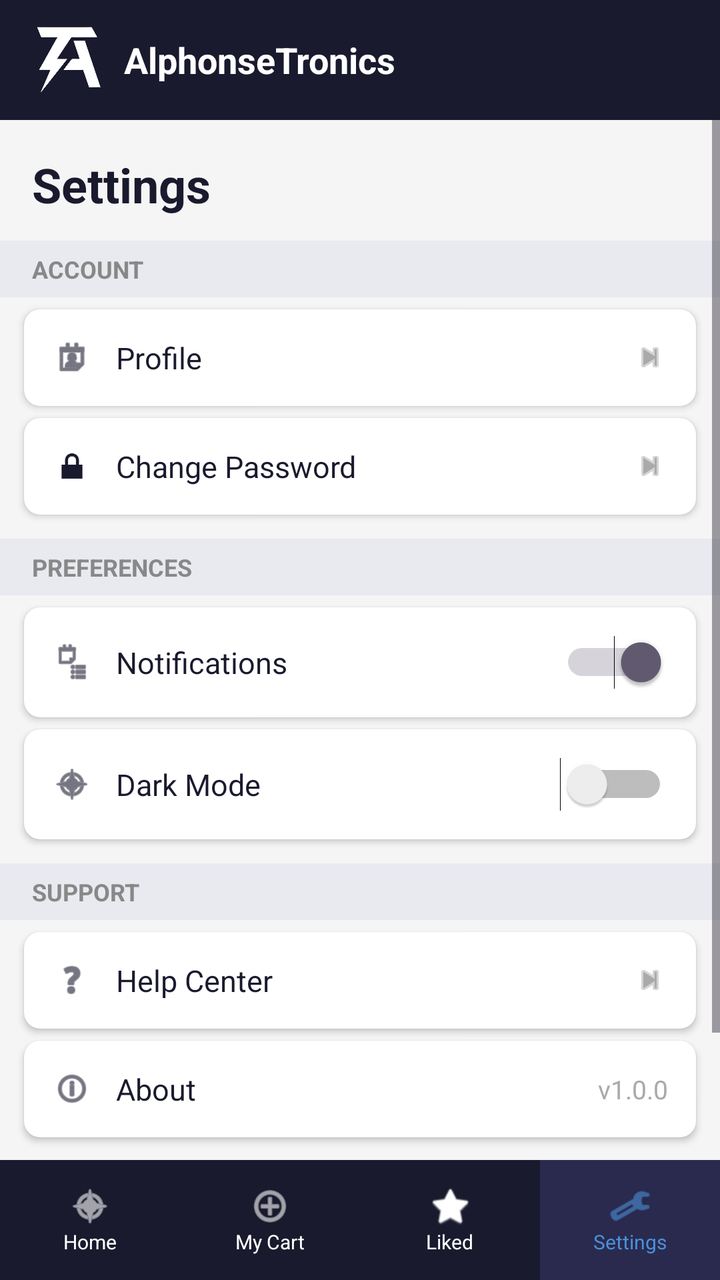
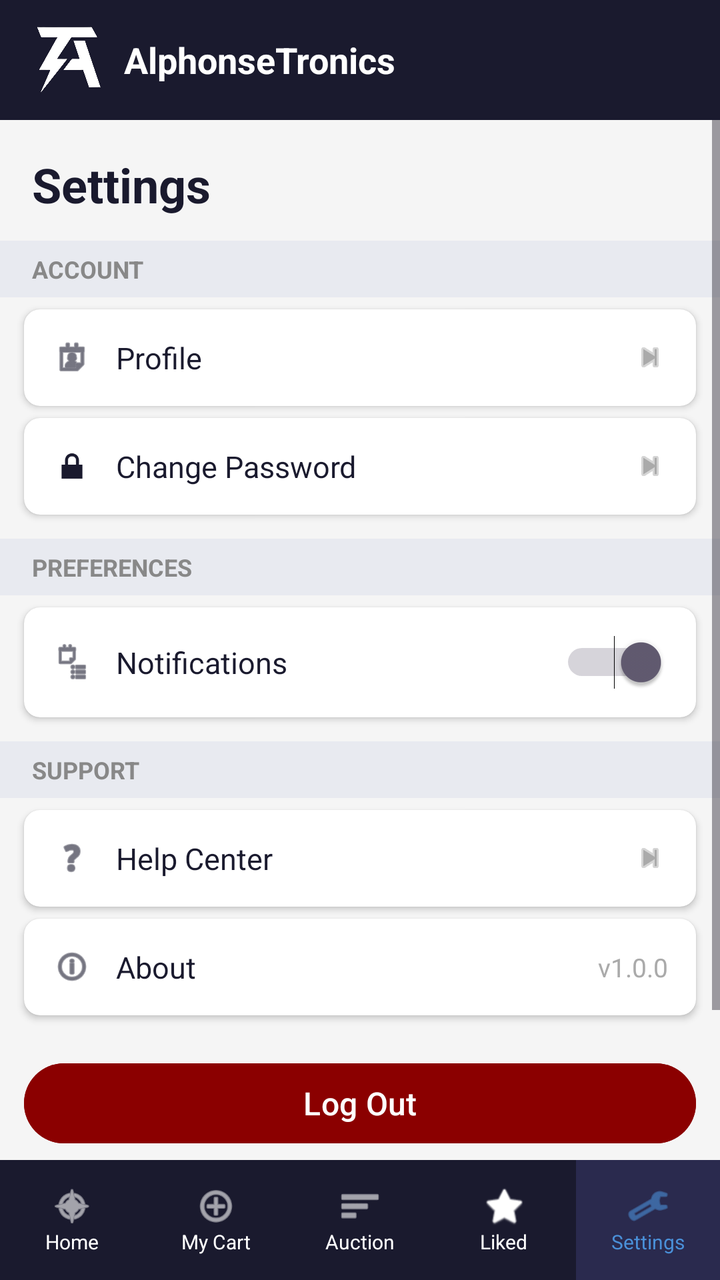

Screens rendered from an Android XML layout before and after an edit, with the pre-edit source and the edit as a unified diff.
<!-- AndroidManifest.xml: application theme Theme.AlphonseTronics -->
<!-- res/layout/activity_settings.xml -->
<?xml version="1.0" encoding="utf-8"?>
<androidx.constraintlayout.widget.ConstraintLayout xmlns:android="http://schemas.android.com/apk/res/android"
    xmlns:app="http://schemas.android.com/apk/res-auto"
    android:layout_width="match_parent"
    android:layout_height="match_parent"
    android:background="#F5F5F5">

    
    <LinearLayout
        android:id="@+id/topBar"
        android:layout_width="0dp"
        android:layout_height="60dp"
        android:background="#1A1A2E"
        android:gravity="center_vertical"
        android:orientation="horizontal"
        android:paddingStart="16dp"
        android:paddingEnd="16dp"
        app:layout_constraintTop_toTopOf="parent"
        app:layout_constraintStart_toStartOf="parent"
        app:layout_constraintEnd_toEndOf="parent">

        <ImageView
            android:layout_width="36dp"
            android:layout_height="36dp"
            android:src="@drawable/logo_inverted"
            android:scaleType="fitCenter"
            android:layout_marginEnd="10dp" />

        <TextView
            android:layout_width="0dp"
            android:layout_height="wrap_content"
            android:layout_weight="1"
            android:text="AlphonseTronics"
            android:textColor="#FFFFFF"
            android:textSize="18sp"
            android:textStyle="bold" />

    </LinearLayout>

    
    <ScrollView
        android:layout_width="0dp"
        android:layout_height="0dp"
        android:layout_marginTop="0dp"
        app:layout_constraintTop_toBottomOf="@id/topBar"
        app:layout_constraintBottom_toTopOf="@id/bottomNav"
        app:layout_constraintStart_toStartOf="parent"
        app:layout_constraintEnd_toEndOf="parent">

        <LinearLayout
            android:layout_width="match_parent"
            android:layout_height="wrap_content"
            android:orientation="vertical"
            android:paddingBottom="16dp">

            
            <TextView
                android:layout_width="wrap_content"
                android:layout_height="wrap_content"
                android:text="Settings"
                android:textColor="#1A1A2E"
                android:textSize="24sp"
                android:textStyle="bold"
                android:layout_marginStart="16dp"
                android:layout_marginTop="16dp"
                android:layout_marginBottom="12dp" />

            
            <TextView
                android:layout_width="match_parent"
                android:layout_height="wrap_content"
                android:text="ACCOUNT"
                android:textColor="#888888"
                android:textSize="12sp"
                android:textStyle="bold"
                android:background="#E8EAF0"
                android:paddingStart="16dp"
                android:paddingEnd="16dp"
                android:paddingTop="6dp"
                android:paddingBottom="6dp" />

            
            <androidx.cardview.widget.CardView
                android:id="@+id/rowProfile"
                android:layout_width="match_parent"
                android:layout_height="wrap_content"
                android:layout_marginStart="12dp"
                android:layout_marginEnd="12dp"
                android:layout_marginTop="6dp"
                android:clickable="true"
                android:focusable="true"
                app:cardCornerRadius="8dp"
                app:cardElevation="2dp">

                <LinearLayout
                    android:layout_width="match_parent"
                    android:layout_height="wrap_content"
                    android:orientation="horizontal"
                    android:gravity="center_vertical"
                    android:padding="14dp">

                    <ImageView
                        android:layout_width="20dp"
                        android:layout_height="20dp"
                        android:src="@android:drawable/ic_menu_my_calendar"
                        app:tint="#1A1A2E"
                        android:layout_marginEnd="12dp" />

                    <TextView
                        android:layout_width="0dp"
                        android:layout_height="wrap_content"
                        android:layout_weight="1"
                        android:text="Profile"
                        android:textColor="#1A1A2E"
                        android:textSize="15sp" />

                    <ImageView
                        android:layout_width="18dp"
                        android:layout_height="18dp"
                        android:src="@android:drawable/ic_media_next"
                        app:tint="#AAAAAA" />
                </LinearLayout>
            </androidx.cardview.widget.CardView>

            
            <androidx.cardview.widget.CardView
                android:id="@+id/rowChangePassword"
                android:layout_width="match_parent"
                android:layout_height="wrap_content"
                android:layout_marginStart="12dp"
                android:layout_marginEnd="12dp"
                android:layout_marginTop="6dp"
                android:clickable="true"
                android:focusable="true"
                app:cardCornerRadius="8dp"
                app:cardElevation="2dp">

                <LinearLayout
                    android:layout_width="match_parent"
                    android:layout_height="wrap_content"
                    android:orientation="horizontal"
                    android:gravity="center_vertical"
                    android:padding="14dp">

                    <ImageView
                        android:layout_width="20dp"
                        android:layout_height="20dp"
                        android:src="@android:drawable/ic_lock_lock"
                        app:tint="#1A1A2E"
                        android:layout_marginEnd="12dp" />

                    <TextView
                        android:layout_width="0dp"
                        android:layout_height="wrap_content"
                        android:layout_weight="1"
                        android:text="Change Password"
                        android:textColor="#1A1A2E"
                        android:textSize="15sp" />

                    <ImageView
                        android:layout_width="18dp"
                        android:layout_height="18dp"
                        android:src="@android:drawable/ic_media_next"
                        app:tint="#AAAAAA" />
                </LinearLayout>
            </androidx.cardview.widget.CardView>

            
            <TextView
                android:layout_width="match_parent"
                android:layout_height="wrap_content"
                android:text="PREFERENCES"
                android:textColor="#888888"
                android:textSize="12sp"
                android:textStyle="bold"
                android:background="#E8EAF0"
                android:paddingStart="16dp"
                android:paddingEnd="16dp"
                android:paddingTop="6dp"
                android:paddingBottom="6dp"
                android:layout_marginTop="12dp" />

            
            <androidx.cardview.widget.CardView
                android:layout_width="match_parent"
                android:layout_height="wrap_content"
                android:layout_marginStart="12dp"
                android:layout_marginEnd="12dp"
                android:layout_marginTop="6dp"
                app:cardCornerRadius="8dp"
                app:cardElevation="2dp">

                <LinearLayout
                    android:layout_width="match_parent"
                    android:layout_height="wrap_content"
                    android:orientation="horizontal"
                    android:gravity="center_vertical"
                    android:padding="14dp">

                    <ImageView
                        android:layout_width="20dp"
                        android:layout_height="20dp"
                        android:src="@android:drawable/ic_menu_agenda"
                        app:tint="#1A1A2E"
                        android:layout_marginEnd="12dp" />

                    <TextView
                        android:layout_width="0dp"
                        android:layout_height="wrap_content"
                        android:layout_weight="1"
                        android:text="Notifications"
                        android:textColor="#1A1A2E"
                        android:textSize="15sp" />

                    <Switch
                        android:id="@+id/switchNotifications"
                        android:layout_width="wrap_content"
                        android:layout_height="wrap_content"
                        android:checked="true" />
                </LinearLayout>
            </androidx.cardview.widget.CardView>

            
            <androidx.cardview.widget.CardView
                android:layout_width="match_parent"
                android:layout_height="wrap_content"
                android:layout_marginStart="12dp"
                android:layout_marginEnd="12dp"
                android:layout_marginTop="6dp"
                app:cardCornerRadius="8dp"
                app:cardElevation="2dp">

                <LinearLayout
                    android:layout_width="match_parent"
                    android:layout_height="wrap_content"
                    android:orientation="horizontal"
                    android:gravity="center_vertical"
                    android:padding="14dp">

                    <ImageView
                        android:layout_width="20dp"
                        android:layout_height="20dp"
                        android:src="@android:drawable/ic_menu_compass"
                        app:tint="#1A1A2E"
                        android:layout_marginEnd="12dp" />

                    <TextView
                        android:layout_width="0dp"
                        android:layout_height="wrap_content"
                        android:layout_weight="1"
                        android:text="Dark Mode"
                        android:textColor="#1A1A2E"
                        android:textSize="15sp" />

                    <Switch
                        android:id="@+id/switchDarkMode"
                        android:layout_width="wrap_content"
                        android:layout_height="wrap_content"
                        android:checked="false" />
                </LinearLayout>
            </androidx.cardview.widget.CardView>

            
            <TextView
                android:layout_width="match_parent"
                android:layout_height="wrap_content"
                android:text="SUPPORT"
                android:textColor="#888888"
                android:textSize="12sp"
                android:textStyle="bold"
                android:background="#E8EAF0"
                android:paddingStart="16dp"
                android:paddingEnd="16dp"
                android:paddingTop="6dp"
                android:paddingBottom="6dp"
                android:layout_marginTop="12dp" />

            
            <androidx.cardview.widget.CardView
                android:id="@+id/rowHelpCenter"
                android:layout_width="match_parent"
                android:layout_height="wrap_content"
                android:layout_marginStart="12dp"
                android:layout_marginEnd="12dp"
                android:layout_marginTop="6dp"
                android:clickable="true"
                android:focusable="true"
                app:cardCornerRadius="8dp"
                app:cardElevation="2dp">

                <LinearLayout
                    android:layout_width="match_parent"
                    android:layout_height="wrap_content"
                    android:orientation="horizontal"
                    android:gravity="center_vertical"
                    android:padding="14dp">

                    <ImageView
                        android:layout_width="20dp"
                        android:layout_height="20dp"
                        android:src="@android:drawable/ic_menu_help"
                        app:tint="#1A1A2E"
                        android:layout_marginEnd="12dp" />

                    <TextView
                        android:layout_width="0dp"
                        android:layout_height="wrap_content"
                        android:layout_weight="1"
                        android:text="Help Center"
                        android:textColor="#1A1A2E"
                        android:textSize="15sp" />

                    <ImageView
                        android:layout_width="18dp"
                        android:layout_height="18dp"
                        android:src="@android:drawable/ic_media_next"
                        app:tint="#AAAAAA" />
                </LinearLayout>
            </androidx.cardview.widget.CardView>

            
            <androidx.cardview.widget.CardView
                android:id="@+id/rowAbout"
                android:layout_width="match_parent"
                android:layout_height="wrap_content"
                android:layout_marginStart="12dp"
                android:layout_marginEnd="12dp"
                android:layout_marginTop="6dp"
                android:clickable="true"
                android:focusable="true"
                app:cardCornerRadius="8dp"
                app:cardElevation="2dp">

                <LinearLayout
                    android:layout_width="match_parent"
                    android:layout_height="wrap_content"
                    android:orientation="horizontal"
                    android:gravity="center_vertical"
                    android:padding="14dp">

                    <ImageView
                        android:layout_width="20dp"
                        android:layout_height="20dp"
                        android:src="@android:drawable/ic_menu_info_details"
                        app:tint="#1A1A2E"
                        android:layout_marginEnd="12dp" />

                    <TextView
                        android:layout_width="0dp"
                        android:layout_height="wrap_content"
                        android:layout_weight="1"
                        android:text="About"
                        android:textColor="#1A1A2E"
                        android:textSize="15sp" />

                    <TextView
                        android:layout_width="wrap_content"
                        android:layout_height="wrap_content"
                        android:text="v1.0.0"
                        android:textColor="#AAAAAA"
                        android:textSize="13sp" />
                </LinearLayout>
            </androidx.cardview.widget.CardView>

            
            <Button
                android:id="@+id/btnLogout"
                android:layout_width="match_parent"
                android:layout_height="wrap_content"
                android:layout_marginStart="12dp"
                android:layout_marginEnd="12dp"
                android:layout_marginTop="20dp"
                android:backgroundTint="#8B0000"
                android:text="Log Out"
                android:textColor="#FFFFFF"
                android:textSize="16sp" />

        </LinearLayout>
    </ScrollView>

    
    <LinearLayout
        android:id="@+id/bottomNav"
        android:layout_width="0dp"
        android:layout_height="60dp"
        android:background="#1A1A2E"
        android:gravity="center"
        android:orientation="horizontal"
        app:layout_constraintBottom_toBottomOf="parent"
        app:layout_constraintStart_toStartOf="parent"
        app:layout_constraintEnd_toEndOf="parent">

        <LinearLayout
            android:id="@+id/navHome"
            android:layout_width="0dp"
            android:layout_height="match_parent"
            android:layout_weight="1"
            android:gravity="center"
            android:orientation="vertical"
            android:clickable="true"
            android:focusable="true">
            <ImageView
                android:layout_width="22dp"
                android:layout_height="22dp"
                android:src="@android:drawable/ic_menu_compass"
                app:tint="#FFFFFF" />
            <TextView
                android:layout_width="wrap_content"
                android:layout_height="wrap_content"
                android:text="Home"
                android:textColor="#FFFFFF"
                android:textSize="10sp" />
        </LinearLayout>

        <LinearLayout
            android:id="@+id/navCart"
            android:layout_width="0dp"
            android:layout_height="match_parent"
            android:layout_weight="1"
            android:gravity="center"
            android:orientation="vertical"
            android:clickable="true"
            android:focusable="true">
            <ImageView
                android:layout_width="22dp"
                android:layout_height="22dp"
                android:src="@android:drawable/ic_menu_add"
                app:tint="#FFFFFF" />
            <TextView
                android:layout_width="wrap_content"
                android:layout_height="wrap_content"
                android:text="My Cart"
                android:textColor="#FFFFFF"
                android:textSize="10sp" />
        </LinearLayout>

        <LinearLayout
            android:id="@+id/navLiked"
            android:layout_width="0dp"
            android:layout_height="match_parent"
            android:layout_weight="1"
            android:gravity="center"
            android:orientation="vertical"
            android:clickable="true"
            android:focusable="true">
            <ImageView
                android:layout_width="22dp"
                android:layout_height="22dp"
                android:src="@android:drawable/btn_star_big_on"
                app:tint="#FFFFFF" />
            <TextView
                android:layout_width="wrap_content"
                android:layout_height="wrap_content"
                android:text="Liked"
                android:textColor="#FFFFFF"
                android:textSize="10sp" />
        </LinearLayout>

        <LinearLayout
            android:id="@+id/navSettings"
            android:layout_width="0dp"
            android:layout_height="match_parent"
            android:layout_weight="1"
            android:gravity="center"
            android:orientation="vertical"
            android:background="#2A2A4E"
            android:clickable="true"
            android:focusable="true">
            <ImageView
                android:layout_width="22dp"
                android:layout_height="22dp"
                android:src="@android:drawable/ic_menu_manage"
                app:tint="#4A90D9" />
            <TextView
                android:layout_width="wrap_content"
                android:layout_height="wrap_content"
                android:text="Settings"
                android:textColor="#4A90D9"
                android:textSize="10sp" />
        </LinearLayout>

    </LinearLayout>

</androidx.constraintlayout.widget.ConstraintLayout>
<!-- resources referenced by this layout -->
<resources>
  <!-- drawable logo_inverted: png bitmap (drawable, 60277 bytes) -->
  <style name="Theme.AlphonseTronics" parent="Base.Theme.AlphonseTronics" />
  <style name="Base.Theme.AlphonseTronics" parent="Theme.Material3.DayNight.NoActionBar">
          
          
      </style>
</resources>

<!-- the commit's change to res/layout/activity_settings.xml (unified diff, before → after) -->
@@ -41,7 +41,6 @@
     <ScrollView
         android:layout_width="0dp"
         android:layout_height="0dp"
-        android:layout_marginTop="0dp"
         app:layout_constraintTop_toBottomOf="@id/topBar"
         app:layout_constraintBottom_toTopOf="@id/bottomNav"
         app:layout_constraintStart_toStartOf="parent"
@@ -51,7 +50,7 @@
             android:layout_width="match_parent"
             android:layout_height="wrap_content"
             android:orientation="vertical"
-            android:paddingBottom="16dp">
+            android:paddingBottom="92dp">
 
             
             <TextView
@@ -217,46 +216,6 @@
                         android:layout_width="wrap_content"
                         android:layout_height="wrap_content"
                         android:checked="true" />
-                </LinearLayout>
-            </androidx.cardview.widget.CardView>
-
-            
-            <androidx.cardview.widget.CardView
-                android:layout_width="match_parent"
-                android:layout_height="wrap_content"
-                android:layout_marginStart="12dp"
-                android:layout_marginEnd="12dp"
-                android:layout_marginTop="6dp"
-                app:cardCornerRadius="8dp"
-                app:cardElevation="2dp">
-
-                <LinearLayout
-                    android:layout_width="match_parent"
-                    android:layout_height="wrap_content"
-                    android:orientation="horizontal"
-                    android:gravity="center_vertical"
-                    android:padding="14dp">
-
-                    <ImageView
-                        android:layout_width="20dp"
-                        android:layout_height="20dp"
-                        android:src="@android:drawable/ic_menu_compass"
-                        app:tint="#1A1A2E"
-                        android:layout_marginEnd="12dp" />
-
-                    <TextView
-                        android:layout_width="0dp"
-                        android:layout_height="wrap_content"
-                        android:layout_weight="1"
-                        android:text="Dark Mode"
-                        android:textColor="#1A1A2E"
-                        android:textSize="15sp" />
-
-                    <Switch
-                        android:id="@+id/switchDarkMode"
-                        android:layout_width="wrap_content"
-                        android:layout_height="wrap_content"
-                        android:checked="false" />
                 </LinearLayout>
             </androidx.cardview.widget.CardView>
 
@@ -435,6 +394,28 @@
         </LinearLayout>
 
         <LinearLayout
+            android:id="@+id/navBid"
+            android:layout_width="0dp"
+            android:layout_height="match_parent"
+            android:layout_weight="1"
+            android:gravity="center"
+            android:orientation="vertical"
+            android:clickable="true"
+            android:focusable="true">
+            <ImageView
+                android:layout_width="22dp"
+                android:layout_height="22dp"
+                android:src="@android:drawable/ic_menu_sort_by_size"
+                app:tint="#FFFFFF" />
+            <TextView
+                android:layout_width="wrap_content"
+                android:layout_height="wrap_content"
+                android:text="Auction"
+                android:textColor="#FFFFFF"
+                android:textSize="10sp" />
+        </LinearLayout>
+
+        <LinearLayout
             android:id="@+id/navLiked"
             android:layout_width="0dp"
             android:layout_height="match_parent"
